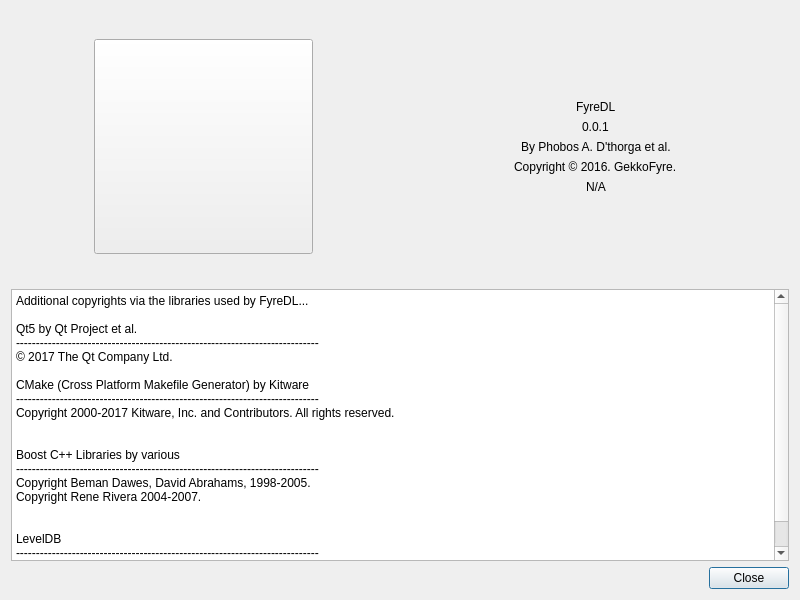
This is src/gui/about.ui in GekkoFyre/FyreDL as Qt 5 draws it before an edit. The edited form follows.
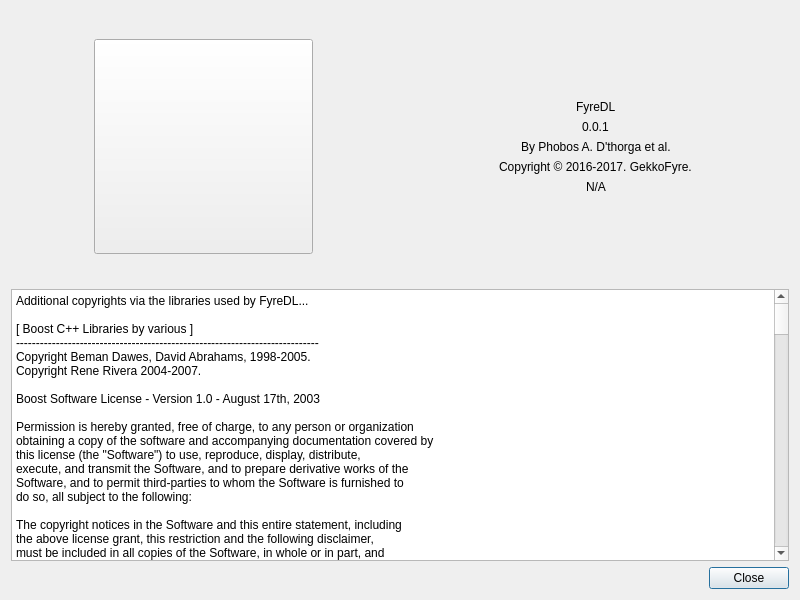
This is the edited form. Icons and pictures are not drawn.

Commit message: * Updated LICENSE requirements to what is actually required of the program to be valid, or on the path to be valid. * Only one instance of the program, FyreDL, can now be open at a time. An error is given to stderr otherwise and the program immediately terminates if there's more than one instance. * Updated interoperability with Microsoft Windows systems. Some testing is required to check these new changes though.

Diff of the .ui file:
```diff
--- a/src/gui/about.ui
+++ b/src/gui/about.ui
@@ -90,7 +90,7 @@
          <item alignment="Qt::AlignHCenter|Qt::AlignVCenter">
           <widget class="QLabel" name="label">
            <property name="text">
-            <string>Copyright © 2016. GekkoFyre.</string>
+            <string>Copyright © 2016-2017. GekkoFyre.</string>
            </property>
           </widget>
          </item>
@@ -122,27 +122,152 @@
       <layout class="QVBoxLayout" name="verticalLayout_4">
        <item>
         <widget class="QPlainTextEdit" name="licensePlainTextEdit">
+         <property name="readOnly">
+          <bool>true</bool>
+         </property>
          <property name="plainText">
           <string>Additional copyrights via the libraries used by FyreDL...
 
-Qt5 by Qt Project et al.
-----------------------------------------------------------------------------
-© 2017 The Qt Company Ltd.
-
-CMake (Cross Platform Makefile Generator) by Kitware
-----------------------------------------------------------------------------
-Copyright 2000-2017 Kitware, Inc. and Contributors. All rights reserved.
-
-
-Boost C++ Libraries by various
+[ Boost C++ Libraries by various ]
 ----------------------------------------------------------------------------
 Copyright Beman Dawes, David Abrahams, 1998-2005.
 Copyright Rene Rivera 2004-2007.
 
+Boost Software License - Version 1.0 - August 17th, 2003
 
-LevelDB
+Permission is hereby granted, free of charge, to any person or organization
+obtaining a copy of the software and accompanying documentation covered by
+this license (the &quot;Software&quot;) to use, reproduce, display, distribute,
+execute, and transmit the Software, and to prepare derivative works of the
+Software, and to permit third-parties to whom the Software is furnished to
+do so, all subject to the following:
+
+The copyright notices in the Software and this entire statement, including
+the above license grant, this restriction and the following disclaimer,
+must be included in all copies of the Software, in whole or in part, and
+all derivative works of the Software, unless such copies or derivative
+works are solely in the form of machine-executable object code generated by
+a source language processor.
+
+THE SOFTWARE IS PROVIDED &quot;AS IS&quot;, WITHOUT WARRANTY OF ANY KIND, EXPRESS OR
+IMPLIED, INCLUDING BUT NOT LIMITED TO THE WARRANTIES OF MERCHANTABILITY,
+FITNESS FOR A PARTICULAR PURPOSE, TITLE AND NON-INFRINGEMENT. IN NO EVENT
+SHALL THE COPYRIGHT HOLDERS OR ANYONE DISTRIBUTING THE SOFTWARE BE LIABLE
+FOR ANY DAMAGES OR OTHER LIABILITY, WHETHER IN CONTRACT, TORT OR OTHERWISE,
+ARISING FROM, OUT OF OR IN CONNECTION WITH THE SOFTWARE OR THE USE OR OTHER
+DEALINGS IN THE SOFTWARE.
+
+
+[ LevelDB ]
 ----------------------------------------------------------------------------
-Copyright (c) 2012 The LevelDB Authors. All rights reserved.</string>
+Copyright (c) 2012 The LevelDB Authors. All rights reserved.
+
+   * Redistributions of source code must retain the above copyright
+notice, this list of conditions and the following disclaimer.
+   * Redistributions in binary form must reproduce the above
+copyright notice, this list of conditions and the following disclaimer
+in the documentation and/or other materials provided with the
+distribution.
+   * Neither the name of Google Inc. nor the names of its
+contributors may be used to endorse or promote products derived from
+this software without specific prior written permission.
+
+THIS SOFTWARE IS PROVIDED BY THE COPYRIGHT HOLDERS AND CONTRIBUTORS
+&quot;AS IS&quot; AND ANY EXPRESS OR IMPLIED WARRANTIES, INCLUDING, BUT NOT
+LIMITED TO, THE IMPLIED WARRANTIES OF MERCHANTABILITY AND FITNESS FOR
+A PARTICULAR PURPOSE ARE DISCLAIMED. IN NO EVENT SHALL THE COPYRIGHT
+OWNER OR CONTRIBUTORS BE LIABLE FOR ANY DIRECT, INDIRECT, INCIDENTAL,
+SPECIAL, EXEMPLARY, OR CONSEQUENTIAL DAMAGES (INCLUDING, BUT NOT
+LIMITED TO, PROCUREMENT OF SUBSTITUTE GOODS OR SERVICES; LOSS OF USE,
+DATA, OR PROFITS; OR BUSINESS INTERRUPTION) HOWEVER CAUSED AND ON ANY
+THEORY OF LIABILITY, WHETHER IN CONTRACT, STRICT LIABILITY, OR TORT
+(INCLUDING NEGLIGENCE OR OTHERWISE) ARISING IN ANY WAY OUT OF THE USE
+OF THIS SOFTWARE, EVEN IF ADVISED OF THE POSSIBILITY OF SUCH DAMAGE.
+
+
+[ libcurl ]
+----------------------------------------------------------------------------
+Copyright (c) 1996 - 2017, Daniel Stenberg, daniel@haxx.se, and many contributors, see the THANKS file.
+All rights reserved.
+
+Permission to use, copy, modify, and distribute this software for any purpose with or without fee is hereby granted, provided that the above copyright notice and this permission notice appear in all copies.
+
+THE SOFTWARE IS PROVIDED &quot;AS IS&quot;, WITHOUT WARRANTY OF ANY KIND, EXPRESS OR IMPLIED, INCLUDING BUT NOT LIMITED TO THE WARRANTIES OF MERCHANTABILITY, FITNESS FOR A PARTICULAR PURPOSE AND NONINFRINGEMENT OF THIRD PARTY RIGHTS. IN NO EVENT SHALL THE AUTHORS OR COPYRIGHT HOLDERS BE LIABLE FOR ANY CLAIM, DAMAGES OR OTHER LIABILITY, WHETHER IN AN ACTION OF CONTRACT, TORT OR OTHERWISE, ARISING FROM, OUT OF OR IN CONNECTION WITH THE SOFTWARE OR THE USE OR OTHER DEALINGS IN THE SOFTWARE.
+
+Except as contained in this notice, the name of a copyright holder shall not be used in advertising or otherwise to promote the sale, use or other dealings in this Software without prior written authorization of the copyright holder.
+
+
+[ libtorrent-rasterbar ]
+----------------------------------------------------------------------------
+Copyright (c) 2003-2016, Arvid Norberg
+All rights reserved.
+
+    * Redistributions of source code must retain the above copyright
+      notice, this list of conditions and the following disclaimer.
+    * Redistributions in binary form must reproduce the above copyright
+      notice, this list of conditions and the following disclaimer in
+      the documentation and/or other materials provided with the distribution.
+    * Neither the name of the author nor the names of its
+      contributors may be used to endorse or promote products derived
+      from this software without specific prior written permission.
+
+THIS SOFTWARE IS PROVIDED BY THE COPYRIGHT HOLDERS AND CONTRIBUTORS &quot;AS IS&quot;
+AND ANY EXPRESS OR IMPLIED WARRANTIES, INCLUDING, BUT NOT LIMITED TO, THE
+IMPLIED WARRANTIES OF MERCHANTABILITY AND FITNESS FOR A PARTICULAR PURPOSE
+ARE DISCLAIMED. IN NO EVENT SHALL THE COPYRIGHT OWNER OR CONTRIBUTORS BE
+LIABLE FOR ANY DIRECT, INDIRECT, INCIDENTAL, SPECIAL, EXEMPLARY, OR
+CONSEQUENTIAL DAMAGES (INCLUDING, BUT NOT LIMITED TO, PROCUREMENT OF
+SUBSTITUTE GOODS OR SERVICES; LOSS OF USE, DATA, OR PROFITS; OR BUSINESS
+INTERRUPTION) HOWEVER CAUSED AND ON ANY THEORY OF LIABILITY, WHETHER IN
+CONTRACT, STRICT LIABILITY, OR TORT (INCLUDING NEGLIGENCE OR OTHERWISE)
+ARISING IN ANY WAY OUT OF THE USE OF THIS SOFTWARE, EVEN IF ADVISED OF THE
+POSSIBILITY OF SUCH DAMAGE.
+
+
+[ pugixml ]
+----------------------------------------------------------------------------
+This software is based on pugixml library (http://pugixml.org). pugixml is Copyright (C) 2006-2015 Arseny Kapoulkine.
+
+
+[ Fast C++ CSV Parser ]
+----------------------------------------------------------------------------
+Copyright (c) 2015, ben-strasser
+All rights reserved.
+
+* Redistributions of source code must retain the above copyright notice, this
+  list of conditions and the following disclaimer.
+
+* Redistributions in binary form must reproduce the above copyright notice,
+  this list of conditions and the following disclaimer in the documentation
+  and/or other materials provided with the distribution.
+
+* Neither the name of fast-cpp-csv-parser nor the names of its
+  contributors may be used to endorse or promote products derived from
+  this software without specific prior written permission.
+
+THIS SOFTWARE IS PROVIDED BY THE COPYRIGHT HOLDERS AND CONTRIBUTORS &quot;AS IS&quot;
+AND ANY EXPRESS OR IMPLIED WARRANTIES, INCLUDING, BUT NOT LIMITED TO, THE
+IMPLIED WARRANTIES OF MERCHANTABILITY AND FITNESS FOR A PARTICULAR PURPOSE ARE
+DISCLAIMED. IN NO EVENT SHALL THE COPYRIGHT HOLDER OR CONTRIBUTORS BE LIABLE
+FOR ANY DIRECT, INDIRECT, INCIDENTAL, SPECIAL, EXEMPLARY, OR CONSEQUENTIAL
+DAMAGES (INCLUDING, BUT NOT LIMITED TO, PROCUREMENT OF SUBSTITUTE GOODS OR
+SERVICES; LOSS OF USE, DATA, OR PROFITS; OR BUSINESS INTERRUPTION) HOWEVER
+CAUSED AND ON ANY THEORY OF LIABILITY, WHETHER IN CONTRACT, STRICT LIABILITY,
+OR TORT (INCLUDING NEGLIGENCE OR OTHERWISE) ARISING IN ANY WAY OUT OF THE USE
+OF THIS SOFTWARE, EVEN IF ADVISED OF THE POSSIBILITY OF SUCH DAMAGE.
+
+
+[ build-libcurl-windows ]
+----------------------------------------------------------------------------
+Copyright (c) 2014 Mohd Rozi
+
+THE SOFTWARE IS PROVIDED &quot;AS IS&quot;, WITHOUT WARRANTY OF ANY KIND, EXPRESS OR
+IMPLIED, INCLUDING BUT NOT LIMITED TO THE WARRANTIES OF MERCHANTABILITY,
+FITNESS FOR A PARTICULAR PURPOSE AND NONINFRINGEMENT. IN NO EVENT SHALL THE
+AUTHORS OR COPYRIGHT HOLDERS BE LIABLE FOR ANY CLAIM, DAMAGES OR OTHER
+LIABILITY, WHETHER IN AN ACTION OF CONTRACT, TORT OR OTHERWISE, ARISING FROM,
+OUT OF OR IN CONNECTION WITH THE SOFTWARE OR THE USE OR OTHER DEALINGS IN
+THE SOFTWARE.</string>
          </property>
         </widget>
        </item>
```
The commit also changes 5 other files.
